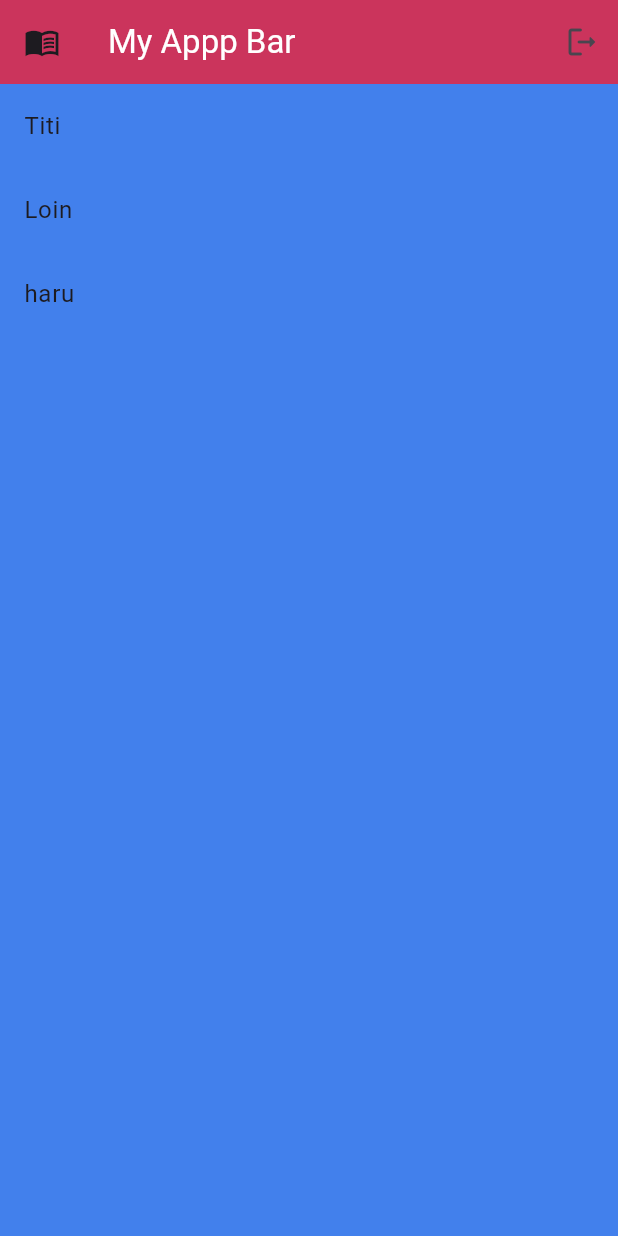
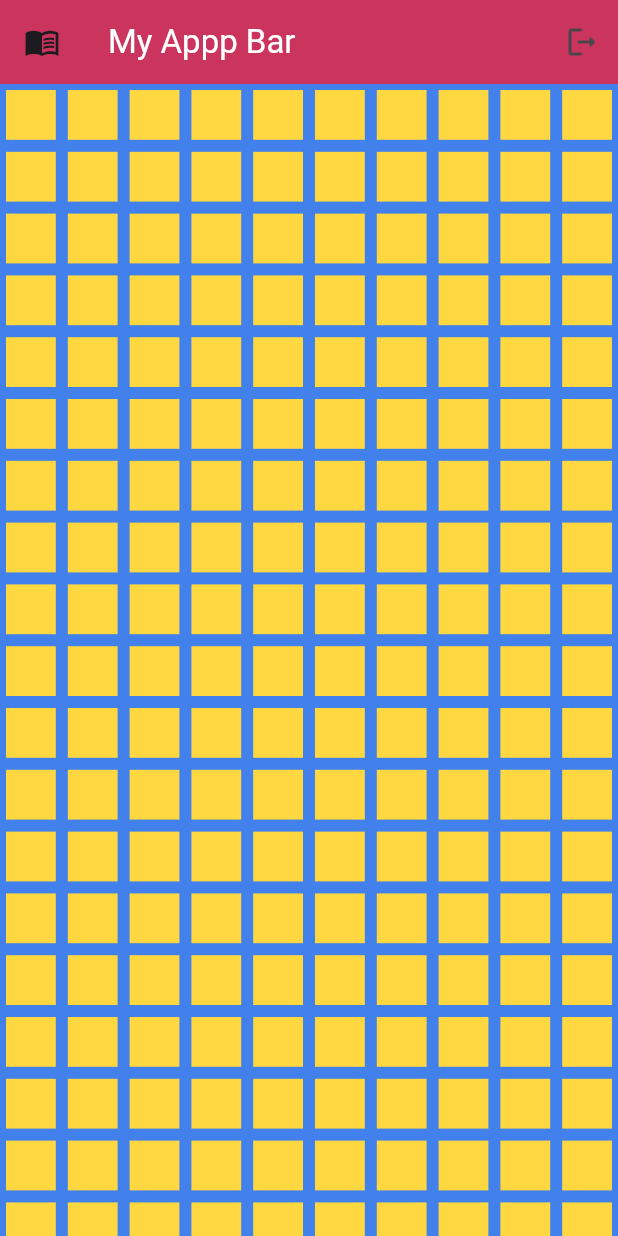
Before and after one commit to BunthongDev/Flutter-basic, a Flutter app: the screen it shows after launch, on a phone screen of 412 x 824 dp. Run offline on Flutter 3.47's test engine with Material 3 defaults, Android fonts, the phone set to English and light mode, and no system bars.

Commit message:
Use GridView to create chess board

```diff
--- a/lib/main.dart
+++ b/lib/main.dart
@@ -87,13 +87,15 @@ class MyApp extends StatelessWidget {
 
           // body with column
           // we use ListView when we want them to be scroll
-        body: ListView.builder(
-          itemCount: names.length,
-          itemBuilder: (context, index) => ListTile(
-            title: Text(names[index]),
+          body: GridView.builder(
+            itemCount: 887,
+            gridDelegate:
+                SliverGridDelegateWithFixedCrossAxisCount(crossAxisCount: 10),
+            itemBuilder: (context, index) => Container(
+              color: Colors.amberAccent,
+              margin: EdgeInsets.all(4),
             ),
-        ),
-      ),
+          )),
     );
   }
 }
```
Lines whose indentation alone changed are shown as unchanged.
